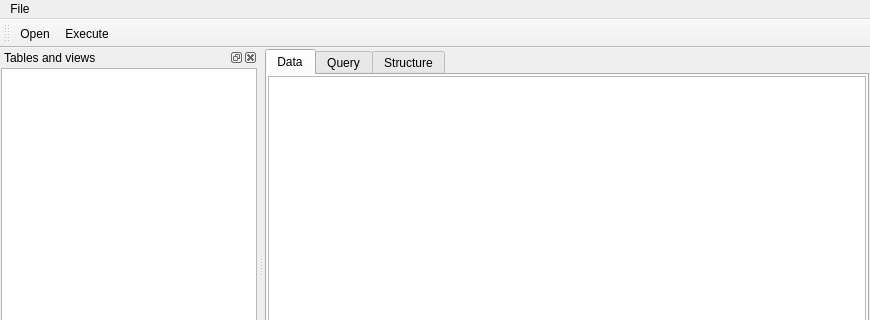
Old version of the form mainwindow.ui in the repository motoyang/SqliteViewer3; both pictures show x 0 to 870 and y 0 to 320 of the 870 by 724 pixel window.
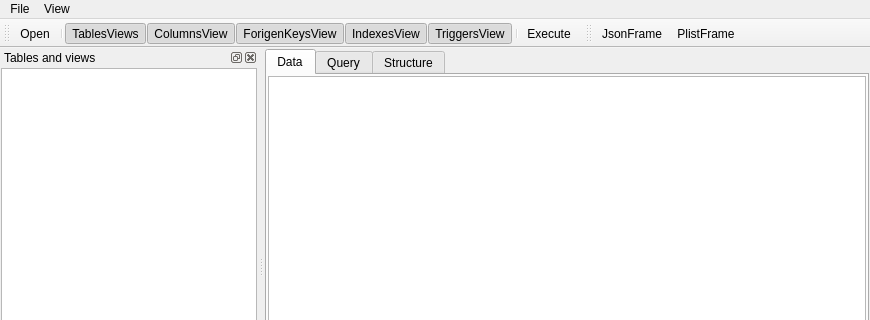
New version of the form. Icons and pictures are not drawn.

Commit message: open the json and plist file are enabled.

What changed in the file:
```diff
--- a/mainwindow.ui
+++ b/mainwindow.ui
@@ -201,7 +201,18 @@
     </property>
     <addaction name="actionOpen"/>
    </widget>
+   <widget class="QMenu" name="menuView">
+    <property name="title">
+     <string>View</string>
+    </property>
+    <addaction name="actionTablesViews"/>
+    <addaction name="actionColumnsView"/>
+    <addaction name="actionIndexesView"/>
+    <addaction name="actionForigenKeysView"/>
+    <addaction name="actionTriggersView"/>
+   </widget>
    <addaction name="menuFile"/>
+   <addaction name="menuView"/>
   </widget>
   <widget class="QToolBar" name="mainToolBar">
    <attribute name="toolBarArea">
@@ -211,6 +222,13 @@
     <bool>false</bool>
    </attribute>
    <addaction name="actionOpen"/>
+   <addaction name="separator"/>
+   <addaction name="actionTablesViews"/>
+   <addaction name="actionColumnsView"/>
+   <addaction name="actionForigenKeysView"/>
+   <addaction name="actionIndexesView"/>
+   <addaction name="actionTriggersView"/>
+   <addaction name="separator"/>
    <addaction name="actionExecute"/>
   </widget>
   <widget class="QStatusBar" name="statusBar"/>
@@ -384,6 +402,19 @@
     </layout>
    </widget>
   </widget>
+  <widget class="QToolBar" name="toolBar">
+   <property name="windowTitle">
+    <string>toolBar</string>
+   </property>
+   <attribute name="toolBarArea">
+    <enum>TopToolBarArea</enum>
+   </attribute>
+   <attribute name="toolBarBreak">
+    <bool>false</bool>
+   </attribute>
+   <addaction name="actionJsonFrame"/>
+   <addaction name="actionPlistFrame"/>
+  </widget>
   <action name="actionOpen">
    <property name="icon">
     <iconset resource="SqliteViewer3.qrc">
@@ -405,6 +436,99 @@
     <string>Execute</string>
    </property>
   </action>
+  <action name="actionColumnsView">
+   <property name="checkable">
+    <bool>true</bool>
+   </property>
+   <property name="checked">
+    <bool>true</bool>
+   </property>
+   <property name="icon">
+    <iconset resource="SqliteViewer3.qrc">
+     <normaloff>:/Resources/colunm_view_128x128.png</normaloff>:/Resources/colunm_view_128x128.png</iconset>
+   </property>
+   <property name="text">
+    <string>ColumnsView</string>
+   </property>
+  </action>
+  <action name="actionIndexesView">
+   <property name="checkable">
+    <bool>true</bool>
+   </property>
+   <property name="checked">
+    <bool>true</bool>
+   </property>
+   <property name="icon">
+    <iconset resource="SqliteViewer3.qrc">
+     <normaloff>:/Resources/index_view_128x128.png</normaloff>:/Resources/index_view_128x128.png</iconset>
+   </property>
+   <property name="text">
+    <string>IndexesView</string>
+   </property>
+  </action>
+  <action name="actionForigenKeysView">
+   <property name="checkable">
+    <bool>true</bool>
+   </property>
+   <property name="checked">
+    <bool>true</bool>
+   </property>
+   <property name="icon">
+    <iconset resource="SqliteViewer3.qrc">
+     <normaloff>:/Resources/fk_view_128x128.png</normaloff>:/Resources/fk_view_128x128.png</iconset>
+   </property>
+   <property name="text">
+    <string>ForigenKeysView</string>
+   </property>
+  </action>
+  <action name="actionTriggersView">
+   <property name="checkable">
+    <bool>true</bool>
+   </property>
+   <property name="checked">
+    <bool>true</bool>
+   </property>
+   <property name="icon">
+    <iconset resource="SqliteViewer3.qrc">
+     <normaloff>:/Resources/trigger_view_128x128.png</normaloff>:/Resources/trigger_view_128x128.png</iconset>
+   </property>
+   <property name="text">
+    <string>TriggersView</string>
+   </property>
+  </action>
+  <action name="actionTablesViews">
+   <property name="checkable">
+    <bool>true</bool>
+   </property>
+   <property name="checked">
+    <bool>true</bool>
+   </property>
+   <property name="icon">
+    <iconset resource="SqliteViewer3.qrc">
+     <normaloff>:/Resources/tables_views_128x128.png</normaloff>:/Resources/tables_views_128x128.png</iconset>
+   </property>
+   <property name="text">
+    <string>TablesViews</string>
+   </property>
+  </action>
+  <action name="actionJsonFrame">
+   <property name="icon">
+    <iconset resource="SqliteViewer3.qrc">
+     <normaloff>:/Resources/json_frame_128x128.png</normaloff>:/Resources/json_frame_128x128.png</iconset>
+   </property>
+   <property name="text">
+    <string>JsonFrame</string>
+   </property>
+  </action>
+  <action name="actionPlistFrame">
+   <property name="icon">
+    <iconset resource="SqliteViewer3.qrc">
+     <normaloff>:/Resources/plist_frame_128x128.png</normaloff>:/Resources/plist_frame_128x128.png</iconset>
+   </property>
+   <property name="text">
+    <string>PlistFrame</string>
+   </property>
+  </action>
  </widget>
  <layoutdefault spacing="6" margin="11"/>
  <resources>
```
The commit also changes 19 other files.
